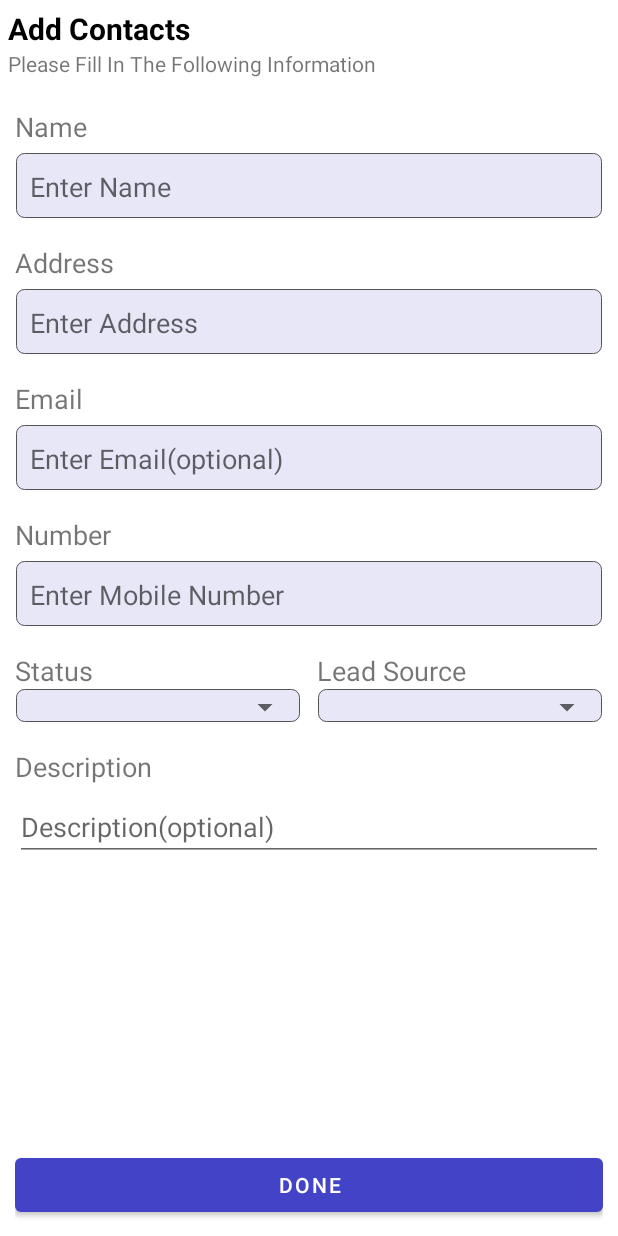
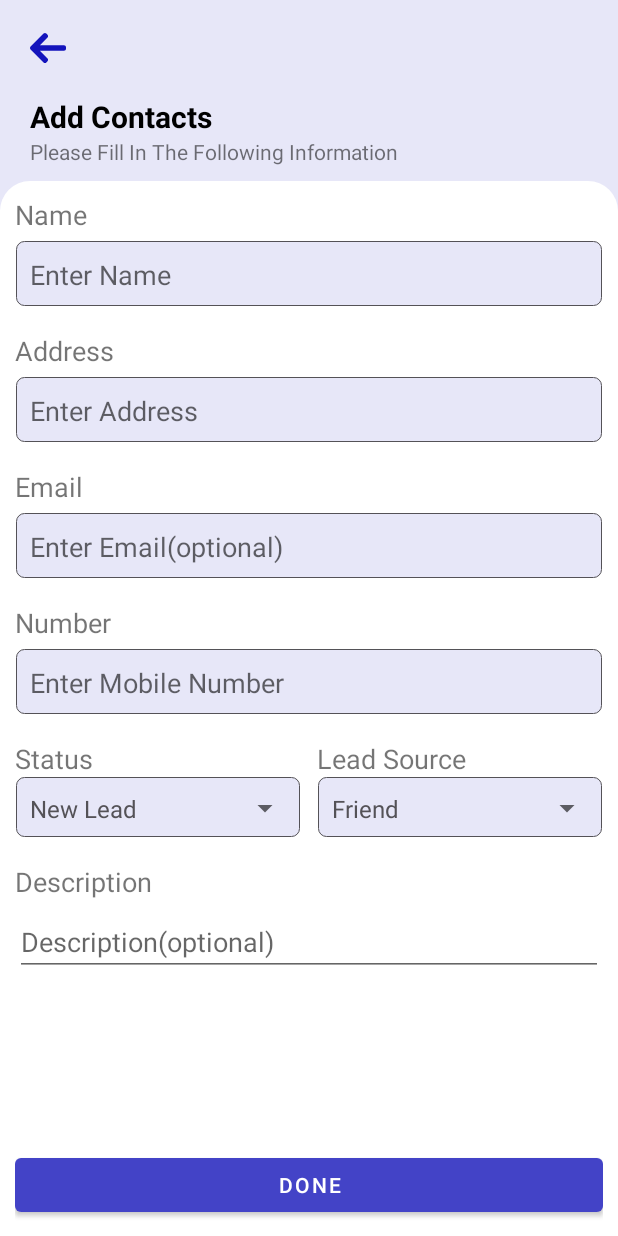
Before and after one commit to Aadii-shah/lead-manager, an Android app: the AddNewContactActivity screen opened directly, with no data from a screen before it, on a phone screen of 412 x 824 dp. Run offline under Robolectric (Android 15) with nearby library versions, the phone set to English and light mode, and no system bars.

Commit message:
binded editText of Add new conatct activity

```diff
--- a/app/src/main/java/com/example/leadmanager/AddNewContactActivity.java
+++ b/app/src/main/java/com/example/leadmanager/AddNewContactActivity.java
@@ -3,12 +3,40 @@ package com.example.leadmanager;
 import androidx.appcompat.app.AppCompatActivity;
 
 import android.os.Bundle;
+import android.widget.ArrayAdapter;
+import android.widget.EditText;
+import android.widget.Spinner;
 
 public class AddNewContactActivity extends AppCompatActivity {
+
+    private EditText editName, editAddress, editEmail, editNumber, editDescription;
+    private Spinner spinnerStatus, spinnerSource;
+
 
     @Override
     protected void onCreate(Bundle savedInstanceState) {
         super.onCreate(savedInstanceState);
         setContentView(R.layout.activity_add_new_contact);
+
+        //spinner for status
+        spinnerStatus = findViewById(R.id.spinnerStatus);
+        ArrayAdapter adapter = ArrayAdapter.createFromResource(AddNewContactActivity.this,
+                R.array.status, R.layout.status_color_spinner);
+        adapter.setDropDownViewResource(R.layout.status_dropdown_layout);
+        spinnerStatus.setAdapter(adapter);
+
+        //spinner for leadSource
+        spinnerSource = findViewById(R.id.spinnerLeadSource);
+        ArrayAdapter adapterSource = ArrayAdapter.createFromResource(AddNewContactActivity.this,
+                R.array.lead_source, R.layout.status_color_spinner);
+        adapterSource.setDropDownViewResource(R.layout.status_dropdown_layout);
+        spinnerSource.setAdapter(adapterSource);
+
+
+        editName = findViewById(R.id.editName);
+        editAddress = findViewById(R.id.editAddress);
+        editEmail = findViewById(R.id.editEmail);
+        editNumber = findViewById(R.id.editNumber);
+        editDescription = findViewById(R.id.editDescription);
     }
 }
--- a/app/src/main/java/com/example/leadmanager/ContactFragment.java
+++ b/app/src/main/java/com/example/leadmanager/ContactFragment.java
@@ -1,5 +1,6 @@
 package com.example.leadmanager;
 
+import android.content.Intent;
 import android.os.Bundle;
 
 import androidx.fragment.app.Fragment;
@@ -123,7 +124,8 @@ public class ContactFragment extends Fragment {
                 new View.OnClickListener() {
                     @Override
                     public void onClick(View view) {
-                        Toast.makeText(getContext(), "Contact Added", Toast.LENGTH_SHORT).show();
+                        Intent intent = new Intent(getContext(), AddNewContactActivity.class);
+                        startActivity(intent);
                     }
                 });
 
--- a/app/src/main/java/com/example/leadmanager/ScheduleFragment.java
+++ b/app/src/main/java/com/example/leadmanager/ScheduleFragment.java
@@ -62,20 +62,7 @@ public class ScheduleFragment extends Fragment {
                              Bundle savedInstanceState) {
         // Inflate the layout for this fragment
         View view = inflater.inflate(R.layout.fragment_schedule, container, false);
-        //spinner for status
-        Spinner spinner = view.findViewById(R.id.spinnerStatus);
-        ArrayAdapter adapter = ArrayAdapter.createFromResource(getContext(),
-                R.array.status, R.layout.status_color_spinner);
-        adapter.setDropDownViewResource(R.layout.status_dropdown_layout);
-        spinner.setAdapter(adapter);
 
-
-        //spinner for leadSource
-        Spinner spinnerSource = view.findViewById(R.id.spinnerLeadSource);
-        ArrayAdapter adapterSource = ArrayAdapter.createFromResource(getContext(),
-                R.array.lead_source, R.layout.status_color_spinner);
-        adapterSource.setDropDownViewResource(R.layout.status_dropdown_layout);
-        spinnerSource.setAdapter(adapterSource);
         return view;
     }
 }
--- a/app/src/main/res/layout/activity_add_new_contact.xml
+++ b/app/src/main/res/layout/activity_add_new_contact.xml
@@ -4,14 +4,24 @@
     xmlns:tools="http://schemas.android.com/tools"
     android:layout_width="match_parent"
     android:layout_height="match_parent"
+    android:background="#1A1414BC"
     tools:context=".AddNewContactActivity">
+
+
+
+        <ImageView
+            android:id="@+id/back"
+            android:layout_width="wrap_content"
+            android:layout_height="wrap_content"
+            android:layout_margin="20dp"
+            android:src="@drawable/ic_back_arrow" />
 
         <TextView
             android:id="@+id/addContacts"
             android:layout_width="wrap_content"
             android:layout_height="wrap_content"
-        android:layout_marginStart="5dp"
-        android:layout_marginTop="5dp"
+            android:layout_below="@+id/back"
+            android:layout_marginStart="20dp"
             android:text="Add Contacts"
             android:textColor="@color/black"
             android:textSize="20sp"
@@ -22,7 +32,7 @@
             android:layout_width="wrap_content"
             android:layout_height="wrap_content"
             android:layout_below="@id/addContacts"
-        android:layout_marginStart="5dp"
+            android:layout_marginStart="20dp"
             android:text="Please Fill In The Following Information" />
 
         <RelativeLayout
@@ -32,13 +42,17 @@
             android:layout_marginTop="10dp"
             android:background="@drawable/custom_card_view">
 
-        <LinearLayout
+
+            <RelativeLayout
                 android:layout_width="match_parent"
                 android:layout_height="match_parent"
-            android:layout_margin="10dp"
+                android:layout_margin="10dp">
+
+                <LinearLayout
+                    android:id="@+id/name"
+                    android:layout_width="match_parent"
+                    android:layout_height="wrap_content"
                     android:orientation="vertical">
-
-
                     <!--Edit Layout for Name starts here-->
                     <TextView
                         android:layout_width="wrap_content"
@@ -59,6 +73,14 @@
                         android:singleLine="true" />
                     <!--Edit Layout for Name ends here-->
 
+                </LinearLayout>
+
+                <LinearLayout
+                    android:id="@+id/address"
+                    android:layout_width="match_parent"
+                    android:layout_height="wrap_content"
+                    android:orientation="vertical"
+                    android:layout_below="@id/name">
 
                     <!--Edit Layout for Address starts here-->
                     <TextView
@@ -81,6 +103,14 @@
                         android:singleLine="true" />
                     <!--Edit Layout for Address starts here-->
 
+                </LinearLayout>
+
+                <LinearLayout
+                    android:id="@+id/email"
+                    android:layout_width="match_parent"
+                    android:layout_height="wrap_content"
+                    android:orientation="vertical"
+                    android:layout_below="@+id/address">
 
                     <!--Edit Layout for Email starts here-->
                     <TextView
@@ -103,6 +133,15 @@
                         android:paddingStart="10dp"
                         android:singleLine="true" />
                     <!--Edit Layout for email starts here-->
+
+                </LinearLayout>
+
+                <LinearLayout
+                    android:id="@+id/number"
+                    android:layout_width="match_parent"
+                    android:layout_height="wrap_content"
+                    android:layout_below="@+id/email"
+                    android:orientation="vertical">
 
 
                     <!--Edit Layout for Number starts here-->
@@ -127,6 +166,16 @@
                         android:singleLine="true" />
                     <!--Edit Layout for Number ends here-->
 
+
+
+                </LinearLayout>
+
+                <LinearLayout
+                    android:id="@+id/spinner"
+                    android:layout_width="match_parent"
+                    android:layout_height="wrap_content"
+                    android:layout_below="@+id/number"
+                    android:orientation="horizontal">
 
                     <!--Linear layout for holding status nad lead source starts here-->
                     <LinearLayout
@@ -199,6 +248,14 @@
                     </LinearLayout>
                     <!--Linear layout for holding status nad lead source ends here-->
 
+                </LinearLayout>
+
+                <LinearLayout
+                    android:id="@+id/description"
+                    android:layout_width="match_parent"
+                    android:layout_height="wrap_content"
+                    android:layout_below="@+id/spinner"
+                    android:orientation="vertical">
 
                     <!--Edit Layout for Email starts here-->
                     <TextView
@@ -218,17 +275,17 @@
                         android:singleLine="true" />
                     <!--Edit Layout for email starts here-->
 
-            <View
-                android:layout_width="match_parent"
-                android:layout_height="0dp"
-                android:layout_weight="1" />
+                </LinearLayout>
 
                 <Button
                     android:layout_width="match_parent"
                     android:layout_height="wrap_content"
-                android:text="Done" />
+                    android:layout_alignParentBottom="true"
+                    android:text="Done"/>
 
-        </LinearLayout>
+            </RelativeLayout>
+
+
         </RelativeLayout>
 
     </RelativeLayout>
```
Lines whose indentation alone changed are shown as unchanged.
